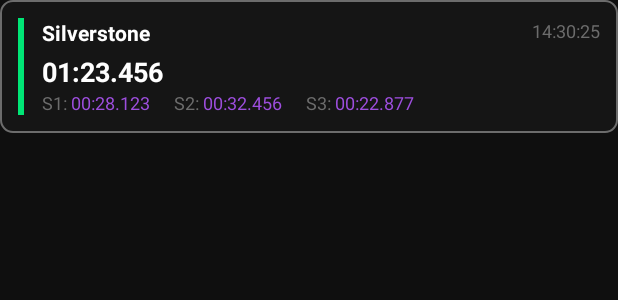
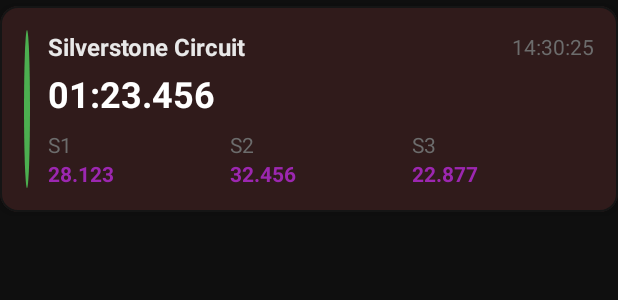
Before and after one commit to zKraic/F1-Telemetry-APP-GAME, an Android app: the layout item_lap_time.xml on its own in the app's theme, with its tools: preview values and no code run, on a phone screen of 412 x 824 dp. Shown: the top 300 px of the screen. Run offline under Robolectric (Android 15) with nearby library versions, the phone set to English and light mode, and no system bars.

Commit message:
Update item_lap_time with Material 3 card and professional F1 styling

```diff
--- a/TelemetryF1App/app/src/main/res/layout/item_lap_time.xml
+++ b/TelemetryF1App/app/src/main/res/layout/item_lap_time.xml
@@ -1,35 +1,64 @@
 <?xml version="1.0" encoding="utf-8"?>
-<LinearLayout
+<com.google.android.material.card.MaterialCardView
     xmlns:android="http://schemas.android.com/apk/res/android"
     xmlns:app="http://schemas.android.com/apk/res-auto"
     xmlns:tools="http://schemas.android.com/tools"
     android:layout_width="match_parent"
     android:layout_height="wrap_content"
-    android:background="@drawable/lap_time_item_background"
-    android:padding="12dp">
+    android:layout_marginVertical="4dp"
+    style="@style/F1CardView">
 
+    <LinearLayout
+        android:layout_width="match_parent"
+        android:layout_height="wrap_content"
+        android:orientation="horizontal"
+        android:padding="16dp">
+
+        <!-- Valid lap indicator -->
         <View
             android:id="@+id/valid_indicator"
             android:layout_width="4dp"
             android:layout_height="match_parent"
-        android:background="@color/f1_green"/>
+            android:layout_marginEnd="12dp"
+            android:background="@drawable/circle_indicator"
+            android:backgroundTint="@color/f1_success" />
 
+        <!-- Main content -->
         <LinearLayout
             android:layout_width="0dp"
             android:layout_height="wrap_content"
-        android:layout_marginStart="12dp"
             android:layout_weight="1"
             android:orientation="vertical">
 
+            <!-- Header with track name and timestamp -->
+            <LinearLayout
+                android:layout_width="match_parent"
+                android:layout_height="wrap_content"
+                android:gravity="center_vertical"
+                android:orientation="horizontal">
+
                 <TextView
                     android:id="@+id/track_name"
+                    android:layout_width="0dp"
+                    android:layout_height="wrap_content"
+                    android:layout_weight="1"
+                    android:text="Silverstone Circuit"
+                    android:textColor="?attr/colorOnSurface"
+                    android:textSize="16sp"
+                    android:textStyle="bold"
+                    tools:text="Silverstone Circuit" />
+
+                <TextView
+                    android:id="@+id/timestamp"
                     android:layout_width="wrap_content"
                     android:layout_height="wrap_content"
-            android:text="Silverstone"
-            android:textColor="@color/f1_white"
-            android:textSize="14sp"
-            android:textStyle="bold" />
+                    android:text="14:30:25"
+                    style="@style/F1CardSubtitle"
+                    tools:text="14:30:25" />
 
+            </LinearLayout>
+
+            <!-- Lap time -->
             <TextView
                 android:id="@+id/lap_time_value"
                 android:layout_width="wrap_content"
@@ -37,72 +66,96 @@
                 android:layout_marginTop="4dp"
                 android:text="01:23.456"
                 android:textColor="@color/f1_white"
-            android:textSize="18sp"
-            android:textStyle="bold" />
+                android:textSize="24sp"
+                android:textStyle="bold"
+                tools:text="01:23.456" />
 
+            <!-- Sector times -->
             <LinearLayout
                 android:layout_width="match_parent"
                 android:layout_height="wrap_content"
-            android.layout_marginTop="4dp"
+                android:layout_marginTop="8dp"
                 android:orientation="horizontal">
+
+                <!-- Sector 1 -->
+                <LinearLayout
+                    android:layout_width="0dp"
+                    android:layout_height="wrap_content"
+                    android:layout_weight="1"
+                    android:orientation="vertical">
 
                     <TextView
                         android:layout_width="wrap_content"
                         android:layout_height="wrap_content"
-                android:text="S1: "
-                android:textColor="@color/f1_gray"
-                android:textSize="12sp" />
+                        android:text="S1"
+                        style="@style/F1CardSubtitle" />
 
                     <TextView
                         android:id="@+id/sector1_value"
                         android:layout_width="wrap_content"
                         android:layout_height="wrap_content"
-                android:layout_marginEnd="16dp"
-                android:text="00:28.123"
-                android:textColor="@color/f1_purple"
-                android:textSize="12sp" />
+                        android:text="28.123"
+                        android:textColor="@color/f1_sector_personal_best"
+                        android:textSize="14sp"
+                        android:textStyle="bold"
+                        tools:text="28.123" />
+
+                </LinearLayout>
+
+                <!-- Sector 2 -->
+                <LinearLayout
+                    android:layout_width="0dp"
+                    android:layout_height="wrap_content"
+                    android:layout_weight="1"
+                    android:orientation="vertical">
 
                     <TextView
                         android:layout_width="wrap_content"
                         android:layout_height="wrap_content"
-                android:text="S2: "
-                android:textColor="@color/f1_gray"
-                android:textSize="12sp" />
+                        android:text="S2"
+                        style="@style/F1CardSubtitle" />
 
                     <TextView
                         android:id="@+id/sector2_value"
                         android:layout_width="wrap_content"
                         android:layout_height="wrap_content"
-                android:layout_marginEnd="16dp"
-                android:text="00:32.456"
-                android:textColor="@color/f1_purple"
-                android:textSize="12sp" />
+                        android:text="32.456"
+                        android:textColor="@color/f1_sector_personal_best"
+                        android:textSize="14sp"
+                        android:textStyle="bold"
+                        tools:text="32.456" />
+
+                </LinearLayout>
+
+                <!-- Sector 3 -->
+                <LinearLayout
+                    android:layout_width="0dp"
+                    android:layout_height="wrap_content"
+                    android:layout_weight="1"
+                    android:orientation="vertical">
 
                     <TextView
                         android:layout_width="wrap_content"
                         android:layout_height="wrap_content"
-                android:text="S3: "
-                android:textColor="@color/f1_gray"
-                android:textSize="12sp" />
+                        android:text="S3"
+                        style="@style/F1CardSubtitle" />
 
                     <TextView
                         android:id="@+id/sector3_value"
                         android:layout_width="wrap_content"
                         android:layout_height="wrap_content"
-                android:text="00:22.877"
-                android:textColor="@color/f1_purple"
-                android:textSize="12sp" />
+                        android:text="22.877"
+                        android:textColor="@color/f1_sector_personal_best"
+                        android:textSize="14sp"
+                        android:textStyle="bold"
+                        tools:text="22.877" />
 
                 </LinearLayout>
 
             </LinearLayout>
 
-    <TextView
-        android:id="@+id/timestamp"
-        android:layout_width="wrap_content"
-        android:layout_height="wrap_content"
-        android:text="14:30:25"
-        android:textColor="@color/f1_gray"
-        android:textSize="12sp" />
+        </LinearLayout>
 
     </LinearLayout>
+
+</com.google.android.material.card.MaterialCardView>
```
Lines whose indentation alone changed are shown as unchanged.
